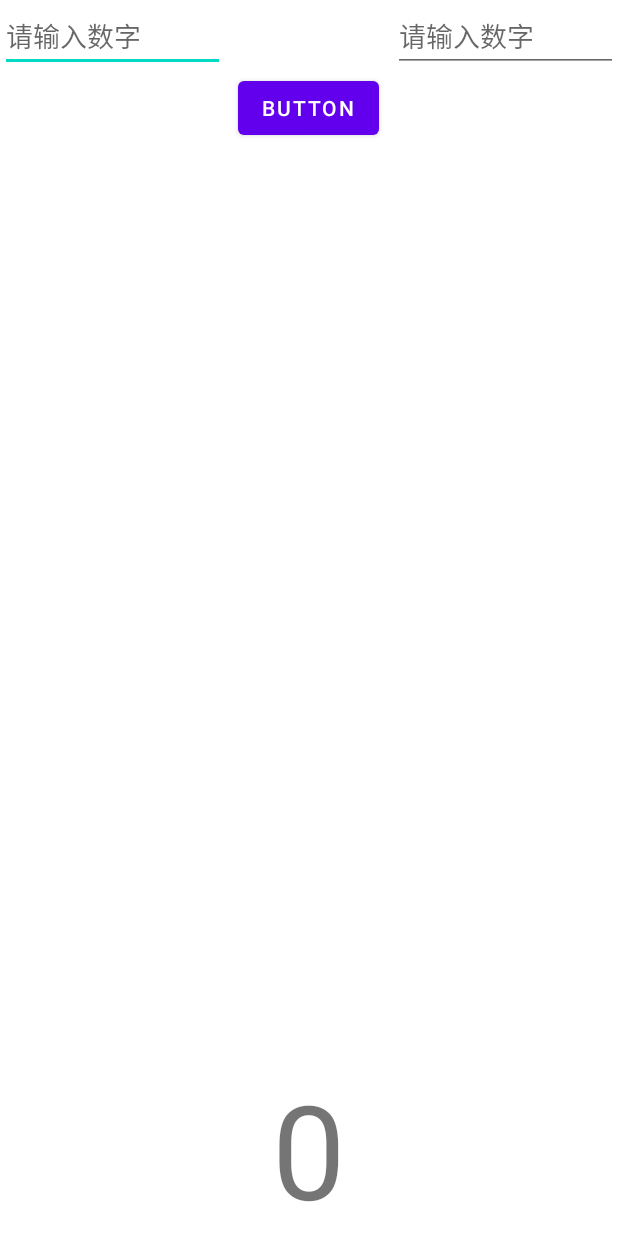
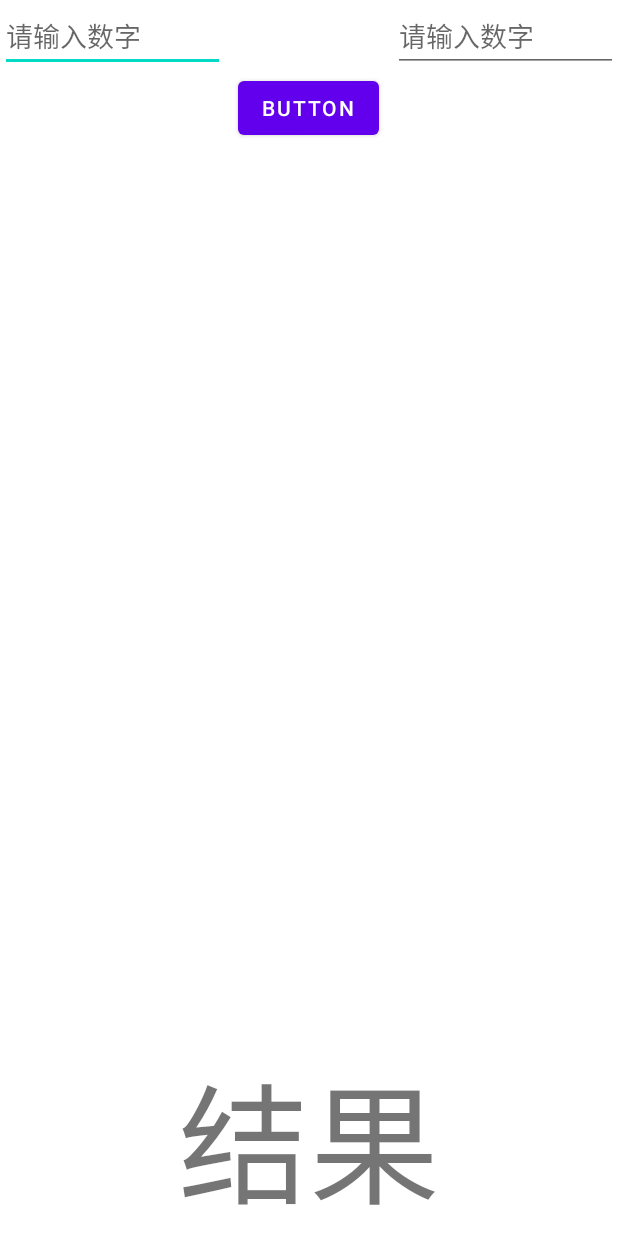
Before and after one commit to go2trip/Abc, an Android app: the screen it shows after launch (MainActivity), after a tap on "BUTTON", on a phone screen of 412 x 824 dp. Run offline under Robolectric (Android 15) with nearby library versions, the phone set to English and light mode, and no system bars; 2 statements that could not run were skipped.

Commit message:
third commit.

```diff
--- a/app/src/main/java/com/example/abc/MainActivity.java
+++ b/app/src/main/java/com/example/abc/MainActivity.java
@@ -31,7 +31,7 @@ public class MainActivity extends AppCompatActivity {
 
                 int result = num1 + num2;
 
-                textView.setText(result+"");
+                //textView.setText(result+"");
             }
         });
 
```
